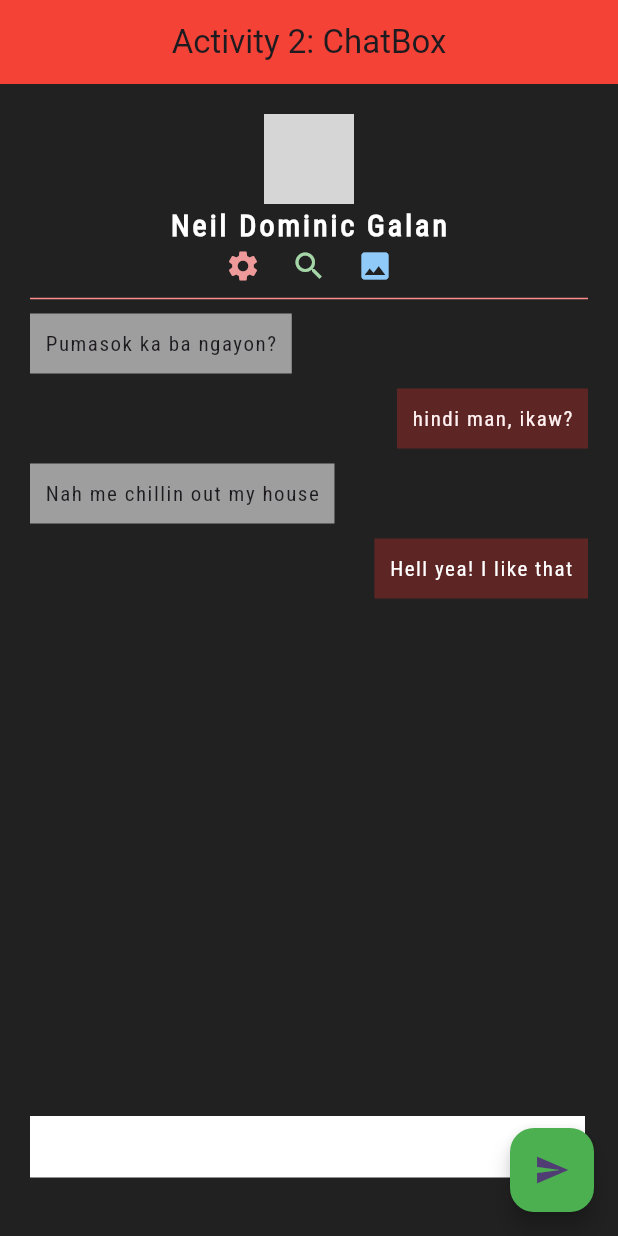
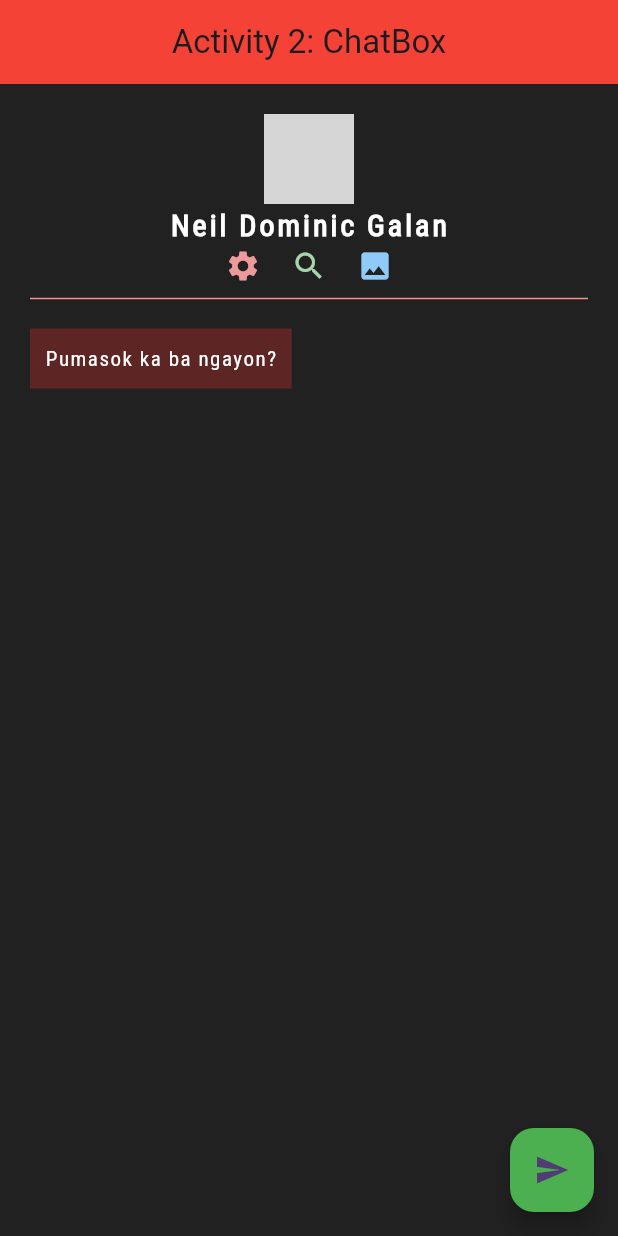
Before and after one commit to DominicGalan/flutter_application_1, a Flutter app: the screen it shows after launch, on a phone screen of 412 x 824 dp. Run offline on Flutter 3.47's test engine with Material 3 defaults, Android fonts, the phone set to English and light mode, and no system bars; grey boxes are pictures that could not be loaded.

Commit message:
Act3_Function

```diff
--- a/lib/main.dart
+++ b/lib/main.dart
@@ -10,7 +10,7 @@ class MyApp extends StatelessWidget {
   @override
   Widget build(BuildContext context) {
     return MaterialApp(
-      title: 'Flutter Demo',
+      title: 'Intractive Storyline  ',
       theme: ThemeData(
         colorScheme: ColorScheme.fromSeed(seedColor: Colors.deepPurple),
         useMaterial3: true,
@@ -20,18 +20,39 @@ class MyApp extends StatelessWidget {
   }
 }
 
-class MyHomePage extends StatelessWidget {
+class MyHomePage extends StatefulWidget {
   final String title;
   const MyHomePage({super.key, required this.title});
 
   @override
+  State<MyHomePage> createState() => _MyHomePageState();
+}
+
+class _MyHomePageState extends State<MyHomePage> {
+  final commentSection = [
+    "Pumasok ka ba ngayon?",
+    "hindi man, ikaw?",
+    "Nah me chillin out my house",
+    "Hell yea! I like that",
+  ];
+  int currentValue = 0;
+
+  void nextLineComment (){
+    setState(() {
+      currentValue = (currentValue + 1) % commentSection.length;
+    });
+  }
+
+  @override
   Widget build(BuildContext context) {
     return Scaffold(
+      backgroundColor: Colors. grey[900],
       appBar: AppBar(
-        title: Text(title),
+        title: Text(widget.title),
         centerTitle: true,
         backgroundColor: Colors.red,
       ),
+
       body: Container(
         padding: EdgeInsets.all(20),
         child: Column(
@@ -90,90 +111,39 @@ class MyHomePage extends StatelessWidget {
             ),
 
 // Chatting time
-            Container(
-              color: Colors.grey,
-              padding: EdgeInsets.all(10),
-              child: Text("Pumasok ka ba ngayon?",
-              style: TextStyle(
-                letterSpacing: 1.0,
-                fontFamily: 'RobotoCondensed',
-              ),
-              ),
-
-            ),
-
-            Row(
-              mainAxisAlignment: MainAxisAlignment. end,
-              children: [
-                Container(
-                  color: const Color.fromARGB(255, 94, 37, 37),
-                  padding: EdgeInsets.all(10),
-                  margin: EdgeInsets.symmetric(vertical: 10),
-                  child: Text("hindi man, ikaw?",
-                  style: TextStyle(
-                    color: const Color.fromARGB(255, 255, 241, 241),
-                    letterSpacing: 1.0,
-                    fontFamily: 'RobotoCondensed',
-                  ),
-                  ),
-                ),
-              ],
-            ),
-
-            Container(
-              color: Colors.grey,
-              padding: EdgeInsets.all(10),
-              child: Text("Nah me chillin out my house",
-              style: TextStyle(
-               letterSpacing: 1,
-               fontFamily: 'RobotoCondensed',
-              ),
-              ),
-            ),
-
-            Row(
-              mainAxisAlignment: MainAxisAlignment. end,
-              children: [
-                Container(
-                  color: const Color.fromARGB(255, 94, 37, 37),
-                  padding: EdgeInsets.all(10),
-                  margin: EdgeInsets.symmetric(vertical: 10),
-                  child: Text("Hell yea! I like that",
-                  style: TextStyle(
-                    color: Colors.white,
-                    letterSpacing: 1,
-                    fontFamily: 'RobotoCondensed',
-                  ),
-                  ),
-                ),
-              ],
-            ),
-
-            Row(
-              mainAxisAlignment: MainAxisAlignment.start,
-              crossAxisAlignment: CrossAxisAlignment.start,
-              children: [
-                Container(
-                  margin: EdgeInsets.only(top: 335),
-                  color: Colors.white,
-                  padding: EdgeInsets.symmetric(horizontal: 185, vertical: 10),
-                  child: Text(""),
-                )
-              ],
-            )
-          ],
+          Column(
+            children: [
+              buildChatBubble (
+                commentSection[currentValue],
+                Color.fromARGB(255, 94, 37, 37),
+                Colors.white,
+              )
+            ],
+          ),
+          ]
         )
       ),
 
-// Background
-      backgroundColor: Colors. grey[900],
-
-// Button
       floatingActionButton: FloatingActionButton(
-        onPressed: (){},
+        onPressed: nextLineComment,
         backgroundColor: Colors.green,
         child: Icon(Icons.send),
-        ),
+      ),
+    );
+  }
+  Widget buildChatBubble(String message, Color bgColor, Color textColor){
+    return Container(
+      color: bgColor,
+      padding: const EdgeInsets.all(10),
+      margin: const EdgeInsets.symmetric(vertical: 10),
+      child: Text(
+        message,
+        style: TextStyle(
+        color: textColor,
+        letterSpacing: 1.0,
+        fontFamily: 'RobotoCondensed',
+       ),
+      ),
     );
   }
 }
```
Also changed, not shown: lib/examples.dart (added).
